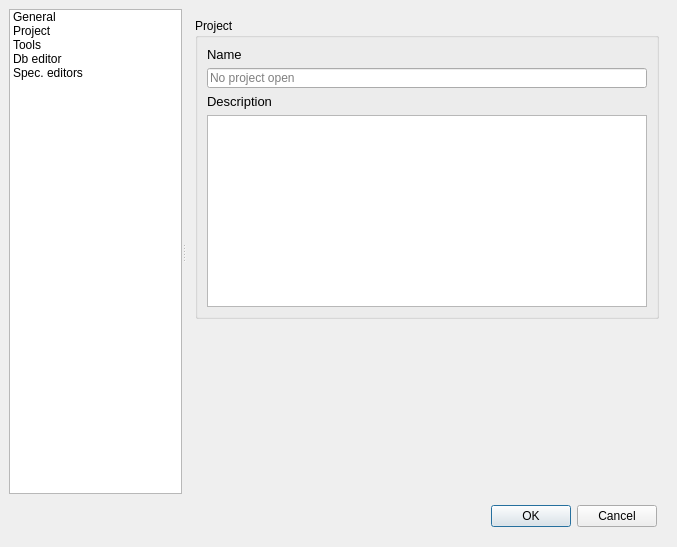
Qt form spinetoolbox/ui/settings.ui (spine-tools/Spine-Toolbox) before a commit.
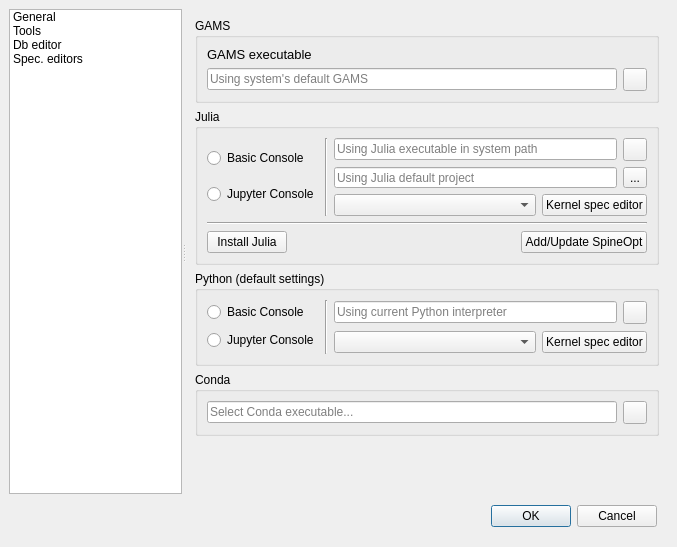
The same form after that commit. The open tabs and pages were chosen to show the change. Icons and pictures are not drawn. Custom widgets are drawn as their Qt base class.

Commit message:
Get rid of project page in settings in favor of File->rename project
Re #1536

```diff
--- a/spinetoolbox/ui/settings.ui
+++ b/spinetoolbox/ui/settings.ui
@@ -161,15 +161,6 @@
         <set>ItemIsSelectable|ItemIsUserCheckable|ItemIsEnabled</set>
        </property>
       </item>
-      <item>
-       <property name="text">
-        <string>Project</string>
-       </property>
-       <property name="icon">
-        <iconset resource="resources/resources_icons.qrc">
-         <normaloff>:/icons/project-diagram.svg</normaloff>:/icons/project-diagram.svg</iconset>
-       </property>
-      </item>
       <item>
        <property name="text">
         <string>Tools</string>
@@ -579,140 +570,6 @@
         </item>
        </layout>
       </widget>
-      <widget class="QWidget" name="Project">
-       <layout class="QVBoxLayout" name="verticalLayout_10">
-        <item>
-         <widget class="QGroupBox" name="groupBox_project">
-          <property name="sizePolicy">
-           <sizepolicy hsizetype="Expanding" vsizetype="Expanding">
-            <horstretch>0</horstretch>
-            <verstretch>0</verstretch>
-           </sizepolicy>
-          </property>
-          <property name="minimumSize">
-           <size>
-            <width>250</width>
-            <height>150</height>
-           </size>
-          </property>
-          <property name="title">
-           <string>Project</string>
-          </property>
-          <layout class="QVBoxLayout" name="verticalLayout_2">
-           <property name="spacing">
-            <number>6</number>
-           </property>
-           <item>
-            <widget class="QLabel" name="label_2">
-             <property name="font">
-              <font>
-               <pointsize>10</pointsize>
-              </font>
-             </property>
-             <property name="text">
-              <string>Name</string>
-             </property>
-            </widget>
-           </item>
-           <item>
-            <widget class="QLineEdit" name="lineEdit_project_name">
-             <property name="minimumSize">
-              <size>
-               <width>0</width>
-               <height>20</height>
-              </size>
-             </property>
-             <property name="maximumSize">
-              <size>
-               <width>16777215</width>
-               <height>20</height>
-              </size>
-             </property>
-             <property name="cursor">
-              <cursorShape>IBeamCursor</cursorShape>
-             </property>
-             <property name="focusPolicy">
-              <enum>Qt::StrongFocus</enum>
-             </property>
-             <property name="toolTip">
-              <string>&lt;html&gt;&lt;head/&gt;&lt;body&gt;&lt;p&gt;Change project name by typing a new name here&lt;/p&gt;&lt;/body&gt;&lt;/html&gt;</string>
-             </property>
-             <property name="readOnly">
-              <bool>false</bool>
-             </property>
-             <property name="placeholderText">
-              <string>No project open</string>
-             </property>
-             <property name="clearButtonEnabled">
-              <bool>false</bool>
-             </property>
-            </widget>
-           </item>
-           <item>
-            <widget class="QLabel" name="label_3">
-             <property name="font">
-              <font>
-               <pointsize>10</pointsize>
-              </font>
-             </property>
-             <property name="text">
-              <string>Description</string>
-             </property>
-            </widget>
-           </item>
-           <item>
-            <widget class="QTextEdit" name="textEdit_project_description">
-             <property name="cursor" stdset="0">
-              <cursorShape>IBeamCursor</cursorShape>
-             </property>
-             <property name="focusPolicy">
-              <enum>Qt::StrongFocus</enum>
-             </property>
-             <property name="toolTip">
-              <string>&lt;html&gt;&lt;head/&gt;&lt;body&gt;&lt;p&gt;Project description&lt;/p&gt;&lt;/body&gt;&lt;/html&gt;</string>
-             </property>
-             <property name="styleSheet">
-              <string notr="true">:focus {border: 1px solid black;}</string>
-             </property>
-             <property name="tabChangesFocus">
-              <bool>true</bool>
-             </property>
-             <property name="readOnly">
-              <bool>false</bool>
-             </property>
-             <property name="html">
-              <string>&lt;!DOCTYPE HTML PUBLIC &quot;-//W3C//DTD HTML 4.0//EN&quot; &quot;http://www.w3.org/TR/REC-html40/strict.dtd&quot;&gt;
-&lt;html&gt;&lt;head&gt;&lt;meta name=&quot;qrichtext&quot; content=&quot;1&quot; /&gt;&lt;style type=&quot;text/css&quot;&gt;
-p, li { white-space: pre-wrap; }
-&lt;/style&gt;&lt;/head&gt;&lt;body style=&quot; font-family:'Cantarell'; font-size:11pt; font-weight:400; font-style:normal;&quot;&gt;
-&lt;p style=&quot;-qt-paragraph-type:empty; margin-top:0px; margin-bottom:0px; margin-left:0px; margin-right:0px; -qt-block-indent:0; text-indent:0px; font-family:'MS Shell Dlg 2'; font-size:8.25pt;&quot;&gt;&lt;br /&gt;&lt;/p&gt;&lt;/body&gt;&lt;/html&gt;</string>
-             </property>
-             <property name="acceptRichText">
-              <bool>false</bool>
-             </property>
-             <property name="placeholderText">
-              <string/>
-             </property>
-            </widget>
-           </item>
-          </layout>
-         </widget>
-        </item>
-        <item>
-         <spacer name="verticalSpacer_10">
-          <property name="orientation">
-           <enum>Qt::Vertical</enum>
-          </property>
-          <property name="sizeHint" stdset="0">
-           <size>
-            <width>20</width>
-            <height>40</height>
-           </size>
-          </property>
-         </spacer>
-        </item>
-       </layout>
-      </widget>
       <widget class="QWidget" name="ExternalTools">
        <layout class="QVBoxLayout" name="verticalLayout_13">
         <item>
```
Left out of the diff: 4 changed lines with no effect on the pictures. The commit also changes 8 other files.
